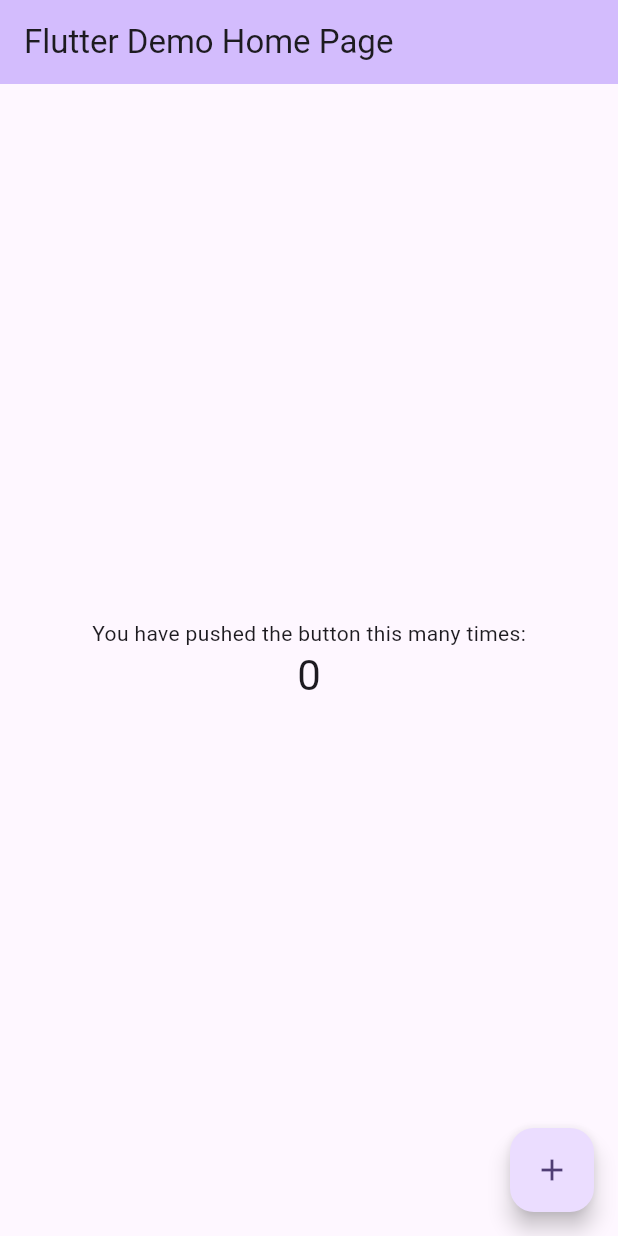
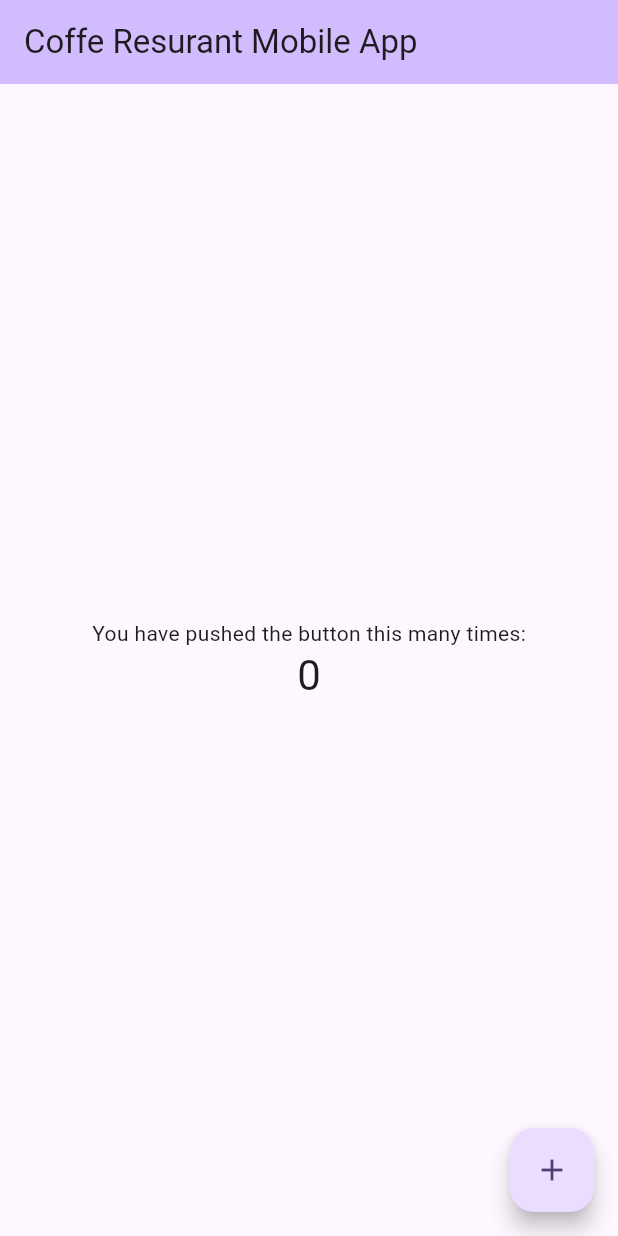
Before and after one commit to Kiash254/Flutter-crash, a Flutter app: the screen it shows after launch, on a phone screen of 412 x 824 dp. Run offline on Flutter 3.47's test engine with Material 3 defaults, Android fonts, the phone set to English and light mode, and no system bars.

Commit message:
addednew data

```diff
--- a/lib/main.dart
+++ b/lib/main.dart
@@ -31,7 +31,7 @@ class MyApp extends StatelessWidget {
         colorScheme: ColorScheme.fromSeed(seedColor: Colors.deepPurple),
         useMaterial3: true,
       ),
-      home: const MyHomePage(title: 'Flutter Demo Home Page'),
+      home: const MyHomePage(title: 'Coffe Resurant Mobile App'),
     );
   }
 }
```
